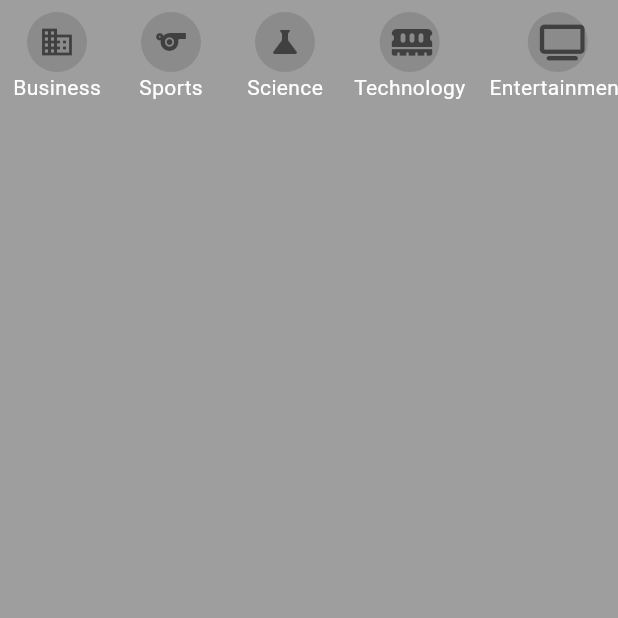
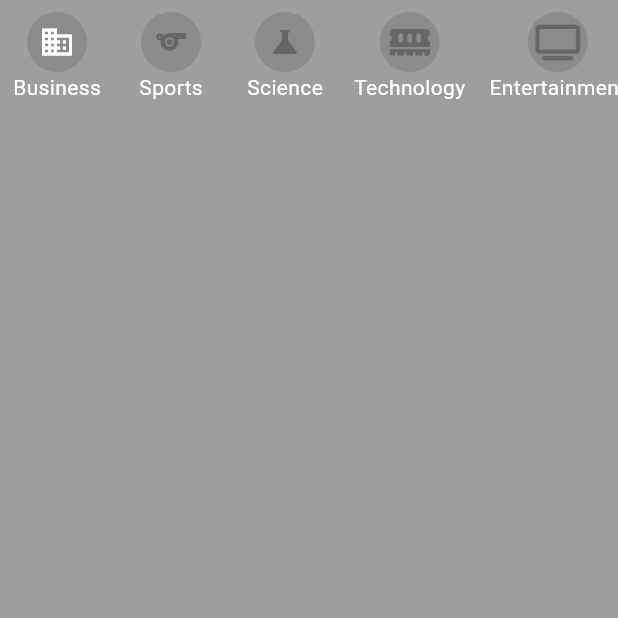
Before and after one commit to JorgeAlcaras/news_app, a Flutter app: the Tab2Page screen opened directly, on a phone screen of 412 x 824 dp, the top half of it. Run offline on Flutter 3.47's test engine with Material 3 defaults, Android fonts, the phone set to English and light mode, and no system bars; our stand-ins replace font_awesome_flutter; network calls fail.

Commit message:
Feature (News App): :sparkles: Selected category color has been changed.

```diff
--- a/lib/src/models/category_model.dart
+++ b/lib/src/models/category_model.dart
@@ -1,5 +1,4 @@
 import 'package:flutter/material.dart';
-import 'package:news_app/src/services/news_service.dart';
 
 class CategoryNews {
   final IconData icon;
--- a/lib/src/pages/tab2_page.dart
+++ b/lib/src/pages/tab2_page.dart
@@ -31,29 +31,23 @@ class _CategoryList extends StatelessWidget {
   Widget build(BuildContext context) {
 
     final categories = Provider.of<NewsService>(context).categories;
+    final newsService = Provider.of<NewsService>(context);
 
     return  ListView.builder(
-      physics: BouncingScrollPhysics(),
+      physics: const BouncingScrollPhysics(),
         scrollDirection: Axis.horizontal,
         itemCount: categories.length,
         itemBuilder: (BuildContext context, int index) {
 
         final categoryName = categories[index].name;
 
-          return GestureDetector(
-            onTap: () {
-              print(categories[index].name);
-            },
-            child: Container(
-              child: Padding(
+          return Padding(
                   padding: const EdgeInsets.all(8.0),
                   child: Column(
                     children: [
                       _CategoryButton(categories[index]),
                       Text('${categoryName[0].toUpperCase()}${categoryName.substring(1)}')
                     ],
-                ),
-              ),
                 ),
           );
         },
@@ -69,7 +63,16 @@ class _CategoryButton extends StatelessWidget {
 
   @override
   Widget build(BuildContext context) {
-    return Container(
+
+    final newsService = Provider.of<NewsService>(context);
+
+    return GestureDetector(
+      onTap: () {
+        print(category.name);
+        final newsService = Provider.of<NewsService>(context, listen: false);
+        newsService.selectedCategory = category.name;
+      },
+      child: Container(
         width: 40,
         height: 40,
         margin: const EdgeInsets.symmetric(horizontal: 10),
@@ -77,8 +80,13 @@ class _CategoryButton extends StatelessWidget {
           shape: BoxShape.circle,
           color: Colors.black12
         ),
-      child:  Center(
-        child: Icon(category.icon, color: Colors.black54,),
+        child: Icon(
+          category.icon,
+          color: (newsService.selectedCategory == category.name)?
+          Colors.white
+          : Colors.black26
+
+        ),
       ),
     );
   }
```
Also changed, not shown: lib/src/services/news_service.dart (+33 -1 lines). Lines whose indentation alone changed are shown as unchanged.
